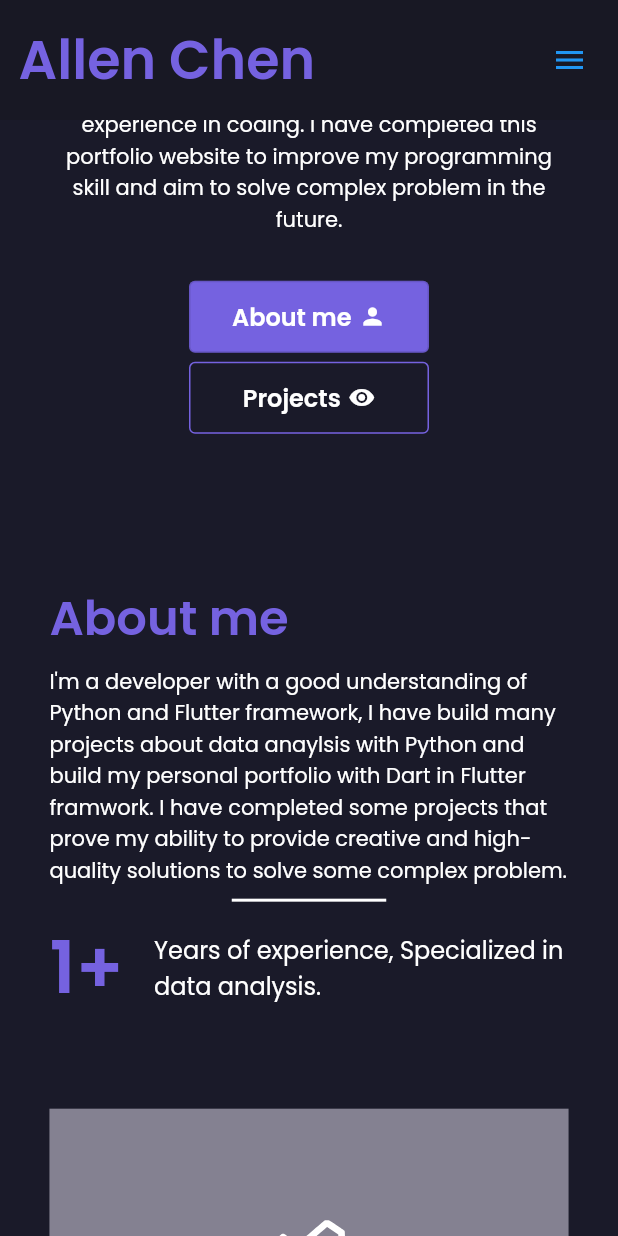
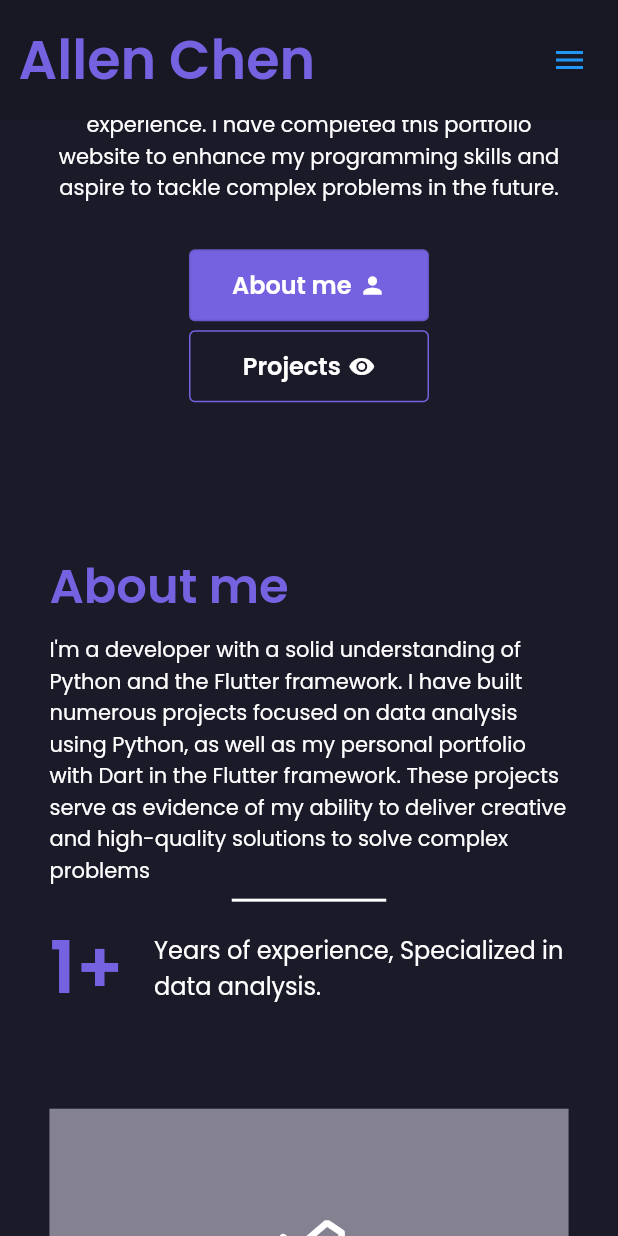
Before and after one commit to allenchency/portfolio, a Flutter app: the screen it shows after launch, scrolled down 576 dp, on a phone screen of 412 x 824 dp. Run offline on Flutter 3.47's test engine with Material 2 defaults, Android fonts, the light colour scheme and no system bars; drawn by our look-alikes of auto_size_text; our stand-ins replace cached_network_image, equatable, flutter_bloc, flutter_svg, font_awesome_flutter; missing offline and left inert: universal_html; network calls fail.

Commit message:
string update

```diff
--- a/lib/core/utils/app_strings.dart
+++ b/lib/core/utils/app_strings.dart
@@ -2,17 +2,17 @@ abstract class AppStrings {
   static const String developerName = 'Allen Chen';
   static const String helloIM = 'Hello, I’m';
   static const String introMsg =
-      "An Entry-Level developer with 3 months of experience in coding. I have completed this portfolio website to improve my programming skill and aim to solve complex problem in the future.";
+      "An entry-level developer with 3 months of coding experience. I have completed this portfolio website to enhance my programming skills and aspire to tackle complex problems in the future.";
   static String aboutMeMsg =
-      "I'm a developer with a good understanding of Python and Flutter framework, I have build many projects about data anaylsis with Python and build my personal portfolio with Dart in Flutter framwork. I have completed some projects that prove my ability to provide creative and high-quality solutions to solve some complex problem.";
+      "I'm a developer with a solid understanding of Python and the Flutter framework. I have built numerous projects focused on data analysis using Python, as well as my personal portfolio with Dart in the Flutter framework. These projects serve as evidence of my ability to deliver creative and high-quality solutions to solve complex problems";
   static const String numOfExperience = '1+';
   static const String experienceMsg =
       'Years of experience, Specialized in data analysis.';
-  static const String servicesIOffer = 'The services i offer:';
+  static const String servicesIOffer = 'The tools I use:';
   static const String featuredProjects = 'Featured projects';
   static const String projectsMsg =
-      "I have completed many projects that prove my ability to provide creative and high-quality solutions and finish them in an almost complete way with a great user experience without any problems facing users.";
+      "I have undertaken several projects that serve as evidence of my proficiency in delivering creative and high-quality solutions to solve complex problems.";
   static const String contactMsg =
-      "For any service and work you can contact with me by send an email or by our social media accounts.";
+      "If you wish to leave any messages, you may contact me by sending an email.";
   static const String contactWithMe = 'Contact with me';
 }
```
